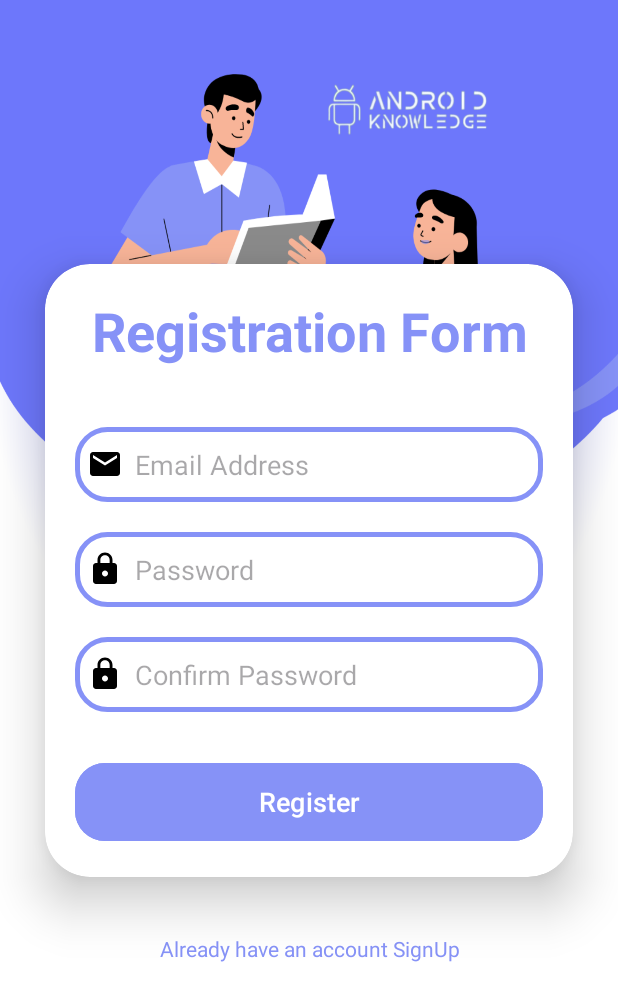
After one commit to Bambobee/loginPageMobile, an Android app: the Register screen opened directly, with no data from a screen before it, on a phone screen of 412 x 824 dp. The commit adds this screen. Shown: the top 1001 px of the screen. Run offline under Robolectric (Android 15) with nearby library versions, the phone set to English and light mode, and no system bars.

Commit message:
Register Form first Java mobile development

```diff
--- a/app/src/main/AndroidManifest.xml
+++ b/app/src/main/AndroidManifest.xml
@@ -13,6 +13,9 @@
         android:theme="@style/Theme.LoginForm"
         tools:targetApi="31">
         <activity
+            android:name=".Register"
+            android:exported="false" />
+        <activity
             android:name=".MainActivity"
             android:exported="true">
             <intent-filter>
--- /dev/null
+++ b/app/src/main/java/com/stim/loginform/Register.java
@@ -0,0 +1,87 @@
+package com.stim.loginform;
+
+import android.content.Intent;
+import android.os.Bundle;
+import android.text.TextUtils;
+import android.widget.Button;
+import android.widget.EditText;
+import android.widget.TextView;
+import android.widget.Toast;
+import androidx.activity.EdgeToEdge;
+import androidx.appcompat.app.AppCompatActivity;
+import java.util.regex.Matcher;
+import java.util.regex.Pattern;
+
+public class Register extends AppCompatActivity {
+    EditText emailEditText;
+    EditText passwordEditText;
+    EditText confirmPasswordEditText;
+    Button RegisterButton;
+    TextView loginTextView;
+    @Override
+    protected void onCreate(Bundle savedInstanceState) {
+        super.onCreate(savedInstanceState);
+        EdgeToEdge.enable(this);
+        setContentView(R.layout.activity_register);
+
+
+        emailEditText = findViewById(R.id.email);
+        passwordEditText = findViewById(R.id.password);
+        confirmPasswordEditText = findViewById(R.id.confirm_password);
+        RegisterButton = findViewById(R.id.loginButton);
+        loginTextView = findViewById(R.id.loginText);
+
+        RegisterButton.setOnClickListener(v -> {
+            String email = emailEditText.getText().toString();
+            String password = passwordEditText.getText().toString();
+            String confirm_password = confirmPasswordEditText.getText().toString();
+
+            if(TextUtils.isEmpty(email)){
+                emailEditText.setError("Email is required!");
+
+            } else if (!isValidEmail(email)) {
+                emailEditText.setError("Invalid email address!");
+            }
+
+            if(TextUtils.isEmpty(password)){
+                passwordEditText.setError("Password is required!");
+            } else if (password.length() < 8) {
+                passwordEditText.setError("Password must be at least 8 characters long!");
+
+            }
+
+
+            if(TextUtils.isEmpty(confirm_password)){
+                confirmPasswordEditText.setError("confirm is required");
+            }
+            else if(confirm_password.length() < 8){
+                confirmPasswordEditText.setError("Confirm password must be at least 8 characters");
+
+            } else if (!confirm_password.equals(password)) {
+                confirmPasswordEditText.setError("Confirm password must be the same as the entered password");
+
+            }
+            else {
+                Toast.makeText(Register.this, "Registered Successfully!", Toast.LENGTH_SHORT).show();
+            }
+
+
+        });
+
+        loginTextView.setOnClickListener(v -> gotoLogin());
+//        loginTextView.setOnClickListener(v -> {
+//            gotoLogin();
+//        });
+    }
+    private void gotoLogin() {
+        Intent intent = new Intent(Register.this, MainActivity.class);
+        startActivity(intent);
+    }
+    private boolean isValidEmail(String email) {
+        String emailPattern = "^[_A-Za-z0-9-]+(\\.[_A-Za-z0-9-]+)*@"
+                + "[A-Za-z0-9-]+(\\.[A-Za-z0-9]+)*(\\.[A-Za-z]{2,})$";
+        Pattern pattern = Pattern.compile(emailPattern);
+        Matcher matcher = pattern.matcher(email);
+        return matcher.matches();
+    }
+}
--- /dev/null
+++ b/app/src/main/res/layout/activity_register.xml
@@ -0,0 +1,105 @@
+<?xml version="1.0" encoding="utf-8"?>
+<LinearLayout
+    xmlns:android="http://schemas.android.com/apk/res/android"
+    xmlns:app="http://schemas.android.com/apk/res-auto"
+    xmlns:tools="http://schemas.android.com/tools"
+    android:layout_width="match_parent"
+    android:layout_height="match_parent"
+    android:orientation="vertical"
+    android:gravity="center"
+    android:background="@drawable/loginbkg"
+    tools:context=".MainActivity">
+
+
+    <androidx.cardview.widget.CardView
+        android:layout_width="match_parent"
+        android:layout_height="wrap_content"
+        android:layout_margin="30dp"
+        android:background="@drawable/custome_edittext"
+        app:cardCornerRadius="30dp"
+        app:cardElevation="20dp">
+
+        <LinearLayout
+            android:layout_width="match_parent"
+            android:layout_height="wrap_content"
+            android:orientation="vertical"
+            android:layout_gravity="center_horizontal"
+            android:padding="20dp">
+
+            <TextView
+                android:layout_width="match_parent"
+                android:layout_height="wrap_content"
+                android:text="@string/register_title"
+                android:id="@+id/RegistrationText"
+                android:textSize="@dimen/text_size"
+                android:textAlignment="center"
+                android:textStyle="bold"
+                android:textColor="@color/purple" />
+
+            <EditText
+                android:layout_width="match_parent"
+                android:layout_height="50dp"
+                android:id="@+id/email"
+                android:background="@drawable/custome_edittext"
+                android:drawableLeft="@drawable/baseline_email_24"
+                android:drawablePadding="@dimen/input_padding"
+                android:inputType="textEmailAddress"
+                android:hint="@string/Email_hint"
+                android:padding="@dimen/input_padding"
+                android:textColor="@color/black"
+                android:textColorHighlight="@color/cardview_dark_background"
+                android:layout_marginTop="@dimen/margin_Top" />
+
+            <EditText
+                android:layout_width="match_parent"
+                android:layout_height="50dp"
+                android:id="@+id/password"
+                android:background="@drawable/custome_edittext"
+                android:drawableLeft="@drawable/baseline_lock_24"
+                android:drawablePadding="8dp"
+                android:inputType="textPassword"
+                android:hint="@string/password_hint"
+                android:padding="@dimen/input_padding"
+                android:textColor="@color/black"
+                android:textColorHighlight="@color/cardview_dark_background"
+                android:layout_marginTop="20dp" />
+
+            <EditText
+                android:layout_width="match_parent"
+                android:layout_height="50dp"
+                android:id="@+id/confirm_password"
+                android:background="@drawable/custome_edittext"
+                android:drawableLeft="@drawable/baseline_lock_24"
+                android:drawablePadding="8dp"
+                android:inputType="textPassword"
+                android:hint="@string/c_password"
+                android:padding="@dimen/input_padding"
+                android:textColor="@color/black"
+                android:textColorHighlight="@color/cardview_dark_background"
+                android:layout_marginTop="20dp" />
+
+            <Button
+                android:layout_width="match_parent"
+                android:layout_height="60dp"
+                android:id="@+id/loginButton"
+                android:text="@string/button_text"
+                android:textSize="18sp"
+                android:layout_marginTop="30dp"
+                android:backgroundTint="@color/purple"
+                app:cornerRadius="20dp"
+                />
+        </LinearLayout>
+    </androidx.cardview.widget.CardView>
+
+    <TextView
+        android:layout_width="wrap_content"
+        android:layout_height="wrap_content"
+        android:padding="8dp"
+        android:text="@string/signup"
+        android:textSize="14sp"
+        android:textAlignment="center"
+        android:id="@+id/loginText"
+        android:textColor="@color/purple"
+        android:layout_marginBottom="28dp" />
+
+</LinearLayout>
--- /dev/null
+++ b/app/src/main/res/values/dimens.xml
@@ -0,0 +1,7 @@
+<?xml version="1.0" encoding="utf-8"?>
+<resources>
+    <dimen name="text_size">36sp</dimen>
+    <dimen name="input_padding">8dp</dimen>
+    <dimen name="margin_Top">40dp</dimen>
+
+</resources>
--- a/app/src/main/res/values/strings.xml
+++ b/app/src/main/res/values/strings.xml
@@ -1,3 +1,10 @@
 <resources>
-    <string name="app_name">LoginForm</string>
+    <string name="app_name">Login Form</string>
+    <string name="Email_hint">Email Address</string>
+    <string name="password_hint">Password</string>
+    <string name="last_text">Not yet registered signup Now</string>
+    <string name="register_title">Registration Form</string>
+    <string name="c_password">Confirm Password</string>
+    <string name="button_text">Register</string>
+    <string name="signup">Already have an account SignUp</string>
 </resources>
```
Also changed, not shown: app/src/main/java/com/stim/loginform/MainActivity.java (+40 -15 lines), app/src/main/res/layout/activity_main.xml (+9 -9 lines).
